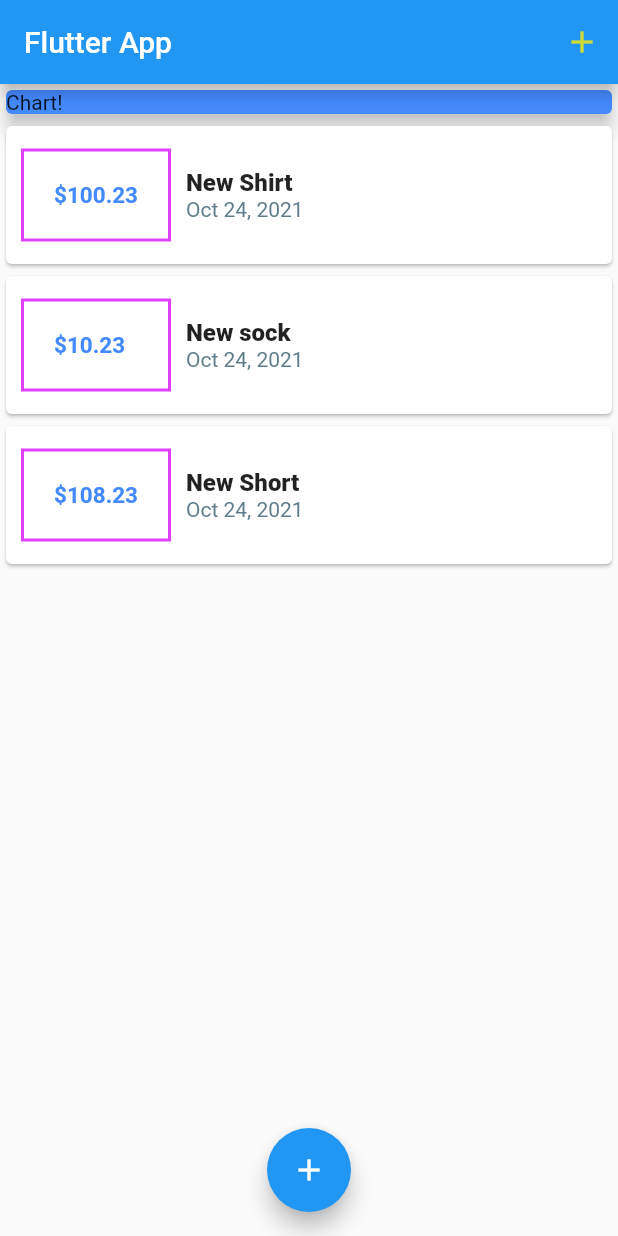
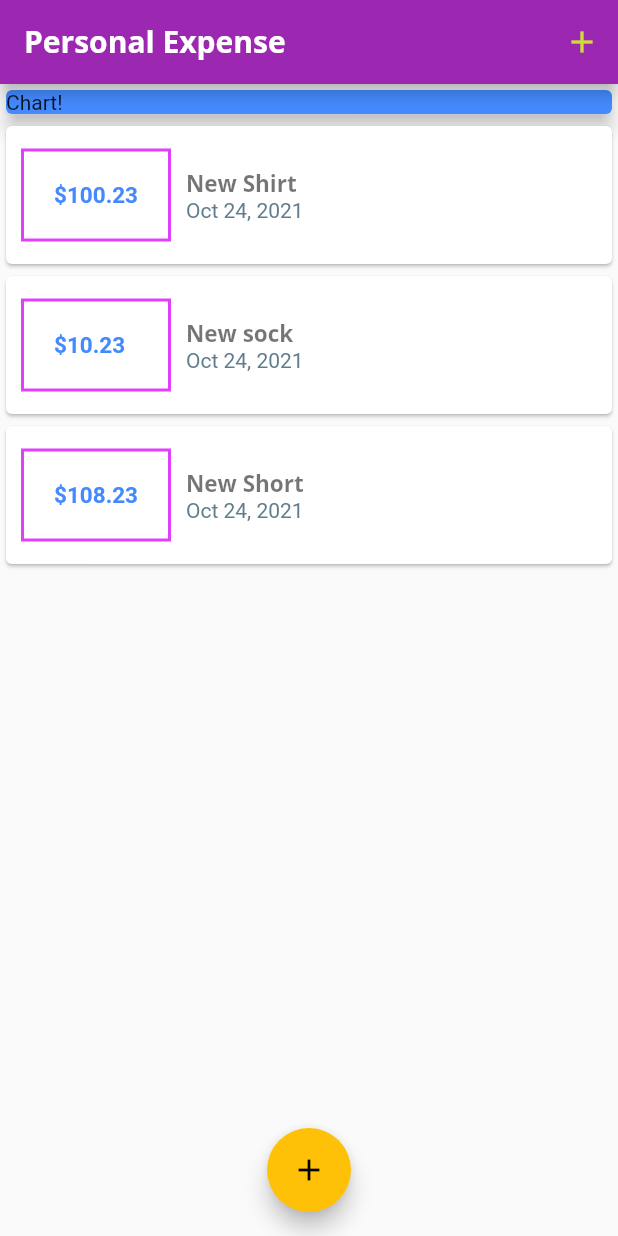
Before and after one commit to shshamim63/Flutter-exxpense-app, a Flutter app: the screen it shows after launch, on a phone screen of 412 x 824 dp. Run offline on Flutter 3.47's test engine with Material 2 defaults, Android fonts, the phone set to English and light mode, and no system bars.

Commit message:
Added global style on the transactions

```diff
--- a/lib/main.dart
+++ b/lib/main.dart
@@ -11,7 +11,26 @@ class MyApp extends StatelessWidget {
   @override
   Widget build(BuildContext context) {
     return MaterialApp(
-      title: 'Flutter App',
+      title: 'Personal Expense',
+      theme: ThemeData(
+        primarySwatch: Colors.purple,
+        accentColor: Colors.amber,
+        textTheme: ThemeData.light().textTheme.copyWith(
+              headline3: TextStyle(
+                fontFamily: 'OpenSans',
+                fontWeight: FontWeight.bold,
+                fontSize: 15,
+              ),
+            ),
+        fontFamily: 'Quicksand',
+        appBarTheme: AppBarTheme(
+          titleTextStyle: TextStyle(
+            fontFamily: 'OpenSans',
+            fontSize: 20,
+            fontWeight: FontWeight.bold,
+          ),
+        ),
+      ),
       home: MyHomePage(),
     );
   }
@@ -76,7 +95,7 @@ class _MyHomePageState extends State<MyHomePage> {
   Widget build(BuildContext context) {
     return Scaffold(
       appBar: AppBar(
-        title: const Text('Flutter App'),
+        title: const Text('Personal Expense'),
         actions: <Widget>[
           IconButton(
             onPressed: () => _showAddNewTransaction(context),
--- a/lib/widgets/transaction_list.dart
+++ b/lib/widgets/transaction_list.dart
@@ -43,10 +43,7 @@ class TransactionList extends StatelessWidget {
                   children: <Widget>[
                     Text(
                       transactions[index].title,
-                      style: const TextStyle(
-                        fontSize: 16,
-                        fontWeight: FontWeight.w800,
-                      ),
+                      style: Theme.of(context).textTheme.headline3,
                     ),
                     Text(
                       DateFormat.yMMMd().format(transactions[index].date),
```
Also changed, not shown: pubspec.yaml (+11 -6 lines), assets/fonts/OpenSans-Bold.ttf (added), assets/fonts/OpenSans-Regular.ttf (added), assets/fonts/Quicksand-Bold.ttf (added), assets/fonts/Quicksand-Light.ttf (added), assets/fonts/Quicksand-Medium.ttf (added), assets/fonts/Quicksand-Regular.ttf (added).
